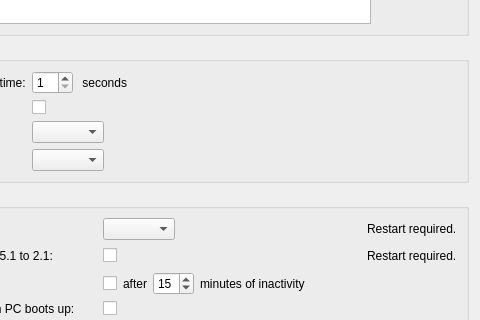
Before: the Qt Designer form client/src/ui/widgets/settings/general_preferences_widget.ui in networkoptix/nx_open, drawn with Qt 5; both pictures show x 136 to 616 and y 187 to 507 of the 616 by 704 pixel window.
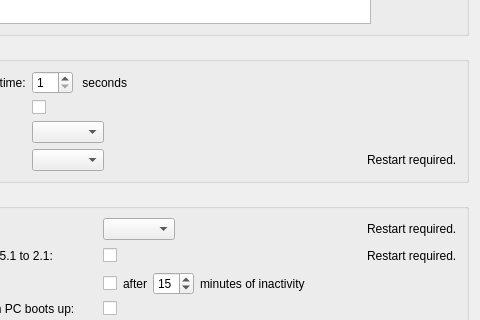
After: the same form once the commit is applied.

Commit message:
Skin setting.
<==== Mercurial data ====>
Branch: master

What changed in the file:
```diff
--- a/client/src/ui/widgets/settings/general_preferences_widget.ui
+++ b/client/src/ui/widgets/settings/general_preferences_widget.ui
@@ -225,6 +225,13 @@
           </property>
          </spacer>
         </item>
+        <item>
+         <widget class="QLabel" name="skinWarningLabel">
+          <property name="text">
+           <string>Restart required.</string>
+          </property>
+         </widget>
+        </item>
        </layout>
       </item>
      </layout>
```
The commit also changes 3 other files.
